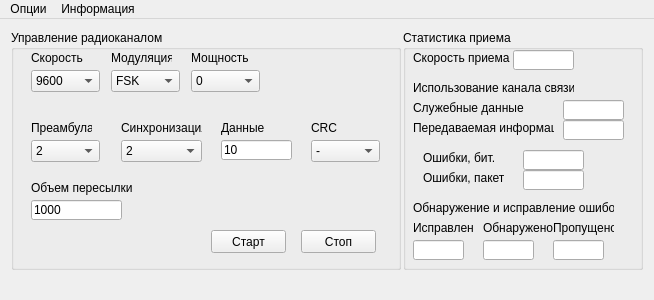
First picture: the form in mainwindow.ui, repository welemir/VarModemStudy, before the edit.
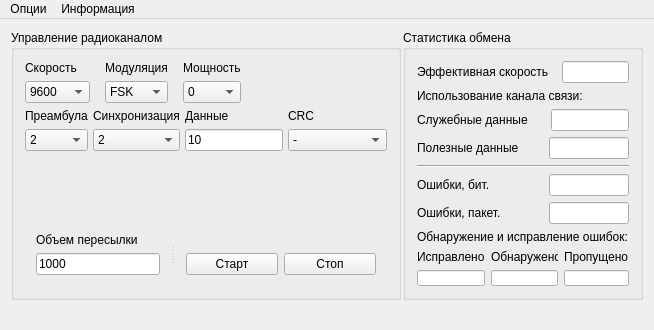
Second picture: the form after the edit.

Commit message: Поправлено главное окно с использованием Spacer-ов и названия полей

```diff
--- a/mainwindow.ui
+++ b/mainwindow.ui
@@ -7,11 +7,11 @@
     <x>0</x>
     <y>0</y>
     <width>654</width>
-    <height>300</height>
+    <height>330</height>
    </rect>
   </property>
   <property name="sizePolicy">
-   <sizepolicy hsizetype="Fixed" vsizetype="MinimumExpanding">
+   <sizepolicy hsizetype="Fixed" vsizetype="Expanding">
     <horstretch>0</horstretch>
     <verstretch>0</verstretch>
    </sizepolicy>
@@ -19,13 +19,13 @@
   <property name="minimumSize">
    <size>
     <width>650</width>
-    <height>300</height>
+    <height>320</height>
    </size>
   </property>
   <property name="maximumSize">
    <size>
-    <width>654</width>
-    <height>300</height>
+    <width>800</width>
+    <height>400</height>
    </size>
   </property>
   <property name="windowTitle">
@@ -50,28 +50,29 @@
       <property name="title">
        <string>Управление радиоканалом</string>
       </property>
+      <layout class="QVBoxLayout" name="verticalLayout_10">
+       <item>
+        <layout class="QHBoxLayout" name="horizontalLayout_2">
+         <property name="spacing">
+          <number>15</number>
+         </property>
+         <item>
+          <layout class="QVBoxLayout" name="verticalLayout_5">
+           <item>
       <widget class="QLabel" name="labelTxSpeed">
-       <property name="geometry">
-        <rect>
-         <x>20</x>
-         <y>20</y>
-         <width>61</width>
-         <height>16</height>
-        </rect>
+             <property name="sizePolicy">
+              <sizepolicy hsizetype="Preferred" vsizetype="Fixed">
+               <horstretch>0</horstretch>
+               <verstretch>0</verstretch>
+              </sizepolicy>
        </property>
        <property name="text">
         <string>Скорость</string>
        </property>
       </widget>
+           </item>
+           <item>
       <widget class="QComboBox" name="comboBoxTxSpeed">
-       <property name="geometry">
-        <rect>
-         <x>20</x>
-         <y>40</y>
-         <width>69</width>
-         <height>22</height>
-        </rect>
-       </property>
        <property name="currentIndex">
         <number>3</number>
        </property>
@@ -106,28 +107,26 @@
         </property>
        </item>
       </widget>
+           </item>
+          </layout>
+         </item>
+         <item>
+          <layout class="QVBoxLayout" name="verticalLayout_6">
+           <item>
       <widget class="QLabel" name="labelTxModulation">
-       <property name="geometry">
-        <rect>
-         <x>100</x>
-         <y>20</y>
-         <width>61</width>
-         <height>16</height>
-        </rect>
+             <property name="sizePolicy">
+              <sizepolicy hsizetype="Preferred" vsizetype="Fixed">
+               <horstretch>0</horstretch>
+               <verstretch>0</verstretch>
+              </sizepolicy>
        </property>
        <property name="text">
         <string>Модуляция</string>
        </property>
       </widget>
+           </item>
+           <item>
       <widget class="QComboBox" name="comboBoxTxModulation">
-       <property name="geometry">
-        <rect>
-         <x>100</x>
-         <y>40</y>
-         <width>69</width>
-         <height>22</height>
-        </rect>
-       </property>
        <property name="currentIndex">
         <number>1</number>
        </property>
@@ -142,28 +141,26 @@
         </property>
        </item>
       </widget>
+           </item>
+          </layout>
+         </item>
+         <item>
+          <layout class="QVBoxLayout" name="verticalLayout_7">
+           <item>
       <widget class="QLabel" name="labelTxOutputPower">
-       <property name="geometry">
-        <rect>
-         <x>180</x>
-         <y>20</y>
-         <width>61</width>
-         <height>16</height>
-        </rect>
+             <property name="sizePolicy">
+              <sizepolicy hsizetype="Preferred" vsizetype="Fixed">
+               <horstretch>0</horstretch>
+               <verstretch>0</verstretch>
+              </sizepolicy>
        </property>
        <property name="text">
         <string>Мощность</string>
        </property>
       </widget>
+           </item>
+           <item>
       <widget class="QComboBox" name="comboBoxTxOutputPower">
-       <property name="geometry">
-        <rect>
-         <x>180</x>
-         <y>40</y>
-         <width>69</width>
-         <height>22</height>
-        </rect>
-       </property>
        <item>
         <property name="text">
          <string>0</string>
@@ -185,28 +182,46 @@
         </property>
        </item>
       </widget>
+           </item>
+          </layout>
+         </item>
+         <item>
+          <spacer name="horizontalSpacer">
+           <property name="orientation">
+            <enum>Qt::Horizontal</enum>
+           </property>
+           <property name="sizeHint" stdset="0">
+            <size>
+             <width>40</width>
+             <height>20</height>
+            </size>
+           </property>
+          </spacer>
+         </item>
+        </layout>
+       </item>
+       <item>
+        <layout class="QHBoxLayout" name="horizontalLayout">
+         <property name="spacing">
+          <number>5</number>
+         </property>
+         <item>
+          <layout class="QVBoxLayout" name="verticalLayout">
+           <item>
       <widget class="QLabel" name="labelTxBitSynch">
-       <property name="geometry">
-        <rect>
-         <x>20</x>
-         <y>90</y>
-         <width>61</width>
-         <height>16</height>
-        </rect>
+             <property name="sizePolicy">
+              <sizepolicy hsizetype="Preferred" vsizetype="Fixed">
+               <horstretch>0</horstretch>
+               <verstretch>0</verstretch>
+              </sizepolicy>
        </property>
        <property name="text">
         <string>Преамбула</string>
        </property>
       </widget>
+           </item>
+           <item>
       <widget class="QComboBox" name="comboBoxTxBitSynch">
-       <property name="geometry">
-        <rect>
-         <x>20</x>
-         <y>110</y>
-         <width>69</width>
-         <height>22</height>
-        </rect>
-       </property>
        <property name="currentIndex">
         <number>1</number>
        </property>
@@ -231,28 +246,26 @@
         </property>
        </item>
       </widget>
+           </item>
+          </layout>
+         </item>
+         <item>
+          <layout class="QVBoxLayout" name="verticalLayout_2">
+           <item>
       <widget class="QLabel" name="labelTxSynch">
-       <property name="geometry">
-        <rect>
-         <x>110</x>
-         <y>90</y>
-         <width>81</width>
-         <height>16</height>
-        </rect>
+             <property name="sizePolicy">
+              <sizepolicy hsizetype="Preferred" vsizetype="Fixed">
+               <horstretch>0</horstretch>
+               <verstretch>0</verstretch>
+              </sizepolicy>
        </property>
        <property name="text">
         <string>Синхронизация</string>
        </property>
       </widget>
+           </item>
+           <item>
       <widget class="QComboBox" name="comboBoxTxSynch">
-       <property name="geometry">
-        <rect>
-         <x>110</x>
-         <y>110</y>
-         <width>81</width>
-         <height>22</height>
-        </rect>
-       </property>
        <item>
         <property name="text">
          <string>2</string>
@@ -269,41 +282,50 @@
         </property>
        </item>
       </widget>
+           </item>
+          </layout>
+         </item>
+         <item>
+          <layout class="QVBoxLayout" name="verticalLayout_4">
+           <item>
       <widget class="QLabel" name="labelTxPacketDataLength">
-       <property name="geometry">
-        <rect>
-         <x>210</x>
-         <y>90</y>
-         <width>61</width>
-         <height>16</height>
-        </rect>
+             <property name="sizePolicy">
+              <sizepolicy hsizetype="Preferred" vsizetype="Fixed">
+               <horstretch>0</horstretch>
+               <verstretch>0</verstretch>
+              </sizepolicy>
        </property>
        <property name="text">
         <string>Данные</string>
        </property>
       </widget>
+           </item>
+           <item>
+            <widget class="QLineEdit" name="lineEditTxPacketDataLength">
+             <property name="text">
+              <string>10</string>
+             </property>
+            </widget>
+           </item>
+          </layout>
+         </item>
+         <item>
+          <layout class="QVBoxLayout" name="verticalLayout_3">
+           <item>
       <widget class="QLabel" name="labelTxCRC">
-       <property name="geometry">
-        <rect>
-         <x>300</x>
-         <y>90</y>
-         <width>61</width>
-         <height>16</height>
-        </rect>
+             <property name="sizePolicy">
+              <sizepolicy hsizetype="Preferred" vsizetype="Fixed">
+               <horstretch>0</horstretch>
+               <verstretch>0</verstretch>
+              </sizepolicy>
        </property>
        <property name="text">
         <string>CRC</string>
        </property>
       </widget>
+           </item>
+           <item>
       <widget class="QComboBox" name="comboBoxTxCRC">
-       <property name="geometry">
-        <rect>
-         <x>300</x>
-         <y>110</y>
-         <width>69</width>
-         <height>22</height>
-        </rect>
-       </property>
        <item>
         <property name="text">
          <string>-</string>
@@ -330,71 +352,97 @@
         </property>
        </item>
       </widget>
+           </item>
+          </layout>
+         </item>
+        </layout>
+       </item>
+       <item>
+        <spacer name="verticalSpacer">
+         <property name="orientation">
+          <enum>Qt::Vertical</enum>
+         </property>
+         <property name="sizeHint" stdset="0">
+          <size>
+           <width>20</width>
+           <height>86</height>
+          </size>
+         </property>
+        </spacer>
+       </item>
+       <item>
+        <widget class="QSplitter" name="splitter">
+         <property name="sizePolicy">
+          <sizepolicy hsizetype="Expanding" vsizetype="Preferred">
+           <horstretch>0</horstretch>
+           <verstretch>0</verstretch>
+          </sizepolicy>
+         </property>
+         <property name="orientation">
+          <enum>Qt::Horizontal</enum>
+         </property>
+         <widget class="QWidget" name="">
+          <layout class="QVBoxLayout" name="verticalLayout_8">
+           <item>
       <widget class="QLabel" name="labelTxTotalDataLength">
-       <property name="geometry">
-        <rect>
-         <x>20</x>
-         <y>150</y>
-         <width>101</width>
-         <height>16</height>
-        </rect>
+             <property name="sizePolicy">
+              <sizepolicy hsizetype="Preferred" vsizetype="Fixed">
+               <horstretch>0</horstretch>
+               <verstretch>0</verstretch>
+              </sizepolicy>
        </property>
        <property name="text">
         <string>Объем пересылки</string>
        </property>
       </widget>
+           </item>
+           <item>
+            <widget class="QLineEdit" name="lineEditTxTotalDataLength">
+             <property name="text">
+              <string>1000</string>
+             </property>
+            </widget>
+           </item>
+          </layout>
+         </widget>
+         <widget class="QWidget" name="">
+          <layout class="QVBoxLayout" name="verticalLayout_9">
+           <item>
+            <spacer name="verticalSpacer_2">
+             <property name="orientation">
+              <enum>Qt::Vertical</enum>
+             </property>
+             <property name="sizeHint" stdset="0">
+              <size>
+               <width>20</width>
+               <height>10</height>
+              </size>
+             </property>
+            </spacer>
+           </item>
+           <item>
+            <layout class="QHBoxLayout" name="horizontalLayout_3">
+             <item>
       <widget class="QPushButton" name="pushButtonTxStart">
-       <property name="geometry">
-        <rect>
-         <x>200</x>
-         <y>200</y>
-         <width>75</width>
-         <height>23</height>
-        </rect>
-       </property>
        <property name="text">
         <string>Старт</string>
        </property>
       </widget>
+             </item>
+             <item>
       <widget class="QPushButton" name="pushButtonTxStop">
-       <property name="geometry">
-        <rect>
-         <x>290</x>
-         <y>200</y>
-         <width>75</width>
-         <height>23</height>
-        </rect>
-       </property>
        <property name="text">
         <string>Стоп</string>
        </property>
       </widget>
-      <widget class="QLineEdit" name="lineEditTxPacketDataLength">
-       <property name="geometry">
-        <rect>
-         <x>210</x>
-         <y>110</y>
-         <width>71</width>
-         <height>20</height>
-        </rect>
-       </property>
-       <property name="text">
-        <string>10</string>
-       </property>
-      </widget>
-      <widget class="QLineEdit" name="lineEditTxTotalDataLength">
-       <property name="geometry">
-        <rect>
-         <x>20</x>
-         <y>170</y>
-         <width>91</width>
-         <height>20</height>
-        </rect>
-       </property>
-       <property name="text">
-        <string>1000</string>
-       </property>
-      </widget>
+             </item>
+            </layout>
+           </item>
+          </layout>
+         </widget>
+        </widget>
+       </item>
+      </layout>
      </widget>
     </item>
     <item>
@@ -412,242 +460,371 @@
        </size>
       </property>
       <property name="title">
-       <string>Статистика приема</string>
+       <string>Статистика обмена</string>
       </property>
+      <layout class="QVBoxLayout" name="verticalLayout_11">
+       <item>
+        <layout class="QHBoxLayout" name="horizontalLayout_8">
+         <item>
       <widget class="QLabel" name="labelRxSpeed">
-       <property name="geometry">
-        <rect>
-         <x>10</x>
-         <y>20</y>
-         <width>101</width>
-         <height>16</height>
-        </rect>
-       </property>
        <property name="text">
-        <string>Скорость приема</string>
-       </property>
-      </widget>
+            <string>Эффективная скорость</string>
+           </property>
+          </widget>
+         </item>
+         <item>
+          <spacer name="horizontalSpacer_4">
+           <property name="orientation">
+            <enum>Qt::Horizontal</enum>
+           </property>
+           <property name="sizeHint" stdset="0">
+            <size>
+             <width>20</width>
+             <height>20</height>
+            </size>
+           </property>
+          </spacer>
+         </item>
+         <item>
       <widget class="QLineEdit" name="lineEditRxSpeed">
-       <property name="geometry">
-        <rect>
-         <x>110</x>
-         <y>20</y>
-         <width>61</width>
-         <height>20</height>
-        </rect>
-       </property>
-       <property name="readOnly">
-        <bool>true</bool>
-       </property>
-      </widget>
-      <widget class="QLineEdit" name="lineEditRxServiceInfoSize">
-       <property name="geometry">
-        <rect>
-         <x>160</x>
-         <y>70</y>
-         <width>61</width>
-         <height>20</height>
-        </rect>
+           <property name="sizePolicy">
+            <sizepolicy hsizetype="Fixed" vsizetype="Fixed">
+             <horstretch>0</horstretch>
+             <verstretch>0</verstretch>
+            </sizepolicy>
+           </property>
+           <property name="minimumSize">
+            <size>
+             <width>50</width>
+             <height>0</height>
+            </size>
+           </property>
+           <property name="maximumSize">
+            <size>
+             <width>80</width>
+             <height>16777215</height>
+            </size>
        </property>
        <property name="readOnly">
         <bool>true</bool>
        </property>
       </widget>
+         </item>
+        </layout>
+       </item>
+       <item>
+        <widget class="QLabel" name="labelRxCnannelUtilization">
+         <property name="text">
+          <string>Использование канала связи:</string>
+         </property>
+        </widget>
+       </item>
+       <item>
+        <layout class="QHBoxLayout" name="horizontalLayout_7">
+         <item>
       <widget class="QLabel" name="labelRxServiceInfoSize">
-       <property name="geometry">
-        <rect>
-         <x>10</x>
-         <y>70</y>
-         <width>141</width>
-         <height>16</height>
-        </rect>
-       </property>
        <property name="text">
         <string>Служебные данные</string>
        </property>
       </widget>
-      <widget class="QLineEdit" name="lineEditRxSPayloadInfoSize">
-       <property name="geometry">
-        <rect>
-         <x>160</x>
-         <y>90</y>
-         <width>61</width>
+         </item>
+         <item>
+          <spacer name="horizontalSpacer_3">
+           <property name="orientation">
+            <enum>Qt::Horizontal</enum>
+           </property>
+           <property name="sizeHint" stdset="0">
+            <size>
+             <width>20</width>
          <height>20</height>
-        </rect>
+            </size>
+           </property>
+          </spacer>
+         </item>
+         <item>
+          <widget class="QLineEdit" name="lineEditRxServiceInfoSize">
+           <property name="sizePolicy">
+            <sizepolicy hsizetype="Fixed" vsizetype="Fixed">
+             <horstretch>0</horstretch>
+             <verstretch>0</verstretch>
+            </sizepolicy>
+           </property>
+           <property name="minimumSize">
+            <size>
+             <width>50</width>
+             <height>0</height>
+            </size>
+           </property>
+           <property name="maximumSize">
+            <size>
+             <width>80</width>
+             <height>16777215</height>
+            </size>
        </property>
        <property name="readOnly">
         <bool>true</bool>
        </property>
       </widget>
+         </item>
+        </layout>
+       </item>
+       <item>
+        <layout class="QHBoxLayout" name="horizontalLayout_4">
+         <item>
       <widget class="QLabel" name="labelRxPayloadInfoSize">
-       <property name="geometry">
-        <rect>
-         <x>10</x>
-         <y>90</y>
-         <width>141</width>
-         <height>16</height>
-        </rect>
-       </property>
        <property name="text">
-        <string>Передаваемая информация</string>
-       </property>
-      </widget>
-      <widget class="QLineEdit" name="lineEditRxBER">
-       <property name="geometry">
-        <rect>
-         <x>120</x>
-         <y>120</y>
-         <width>61</width>
+            <string>Полезные данные</string>
+           </property>
+          </widget>
+         </item>
+         <item>
+          <spacer name="horizontalSpacer_2">
+           <property name="orientation">
+            <enum>Qt::Horizontal</enum>
+           </property>
+           <property name="sizeHint" stdset="0">
+            <size>
+             <width>20</width>
          <height>20</height>
-        </rect>
+            </size>
+           </property>
+          </spacer>
+         </item>
+         <item>
+          <widget class="QLineEdit" name="lineEditRxSPayloadInfoSize">
+           <property name="sizePolicy">
+            <sizepolicy hsizetype="Fixed" vsizetype="Fixed">
+             <horstretch>0</horstretch>
+             <verstretch>0</verstretch>
+            </sizepolicy>
+           </property>
+           <property name="minimumSize">
+            <size>
+             <width>50</width>
+             <height>0</height>
+            </size>
+           </property>
+           <property name="maximumSize">
+            <size>
+             <width>80</width>
+             <height>16777215</height>
+            </size>
        </property>
        <property name="readOnly">
         <bool>true</bool>
        </property>
       </widget>
+         </item>
+        </layout>
+       </item>
+       <item>
+        <widget class="Line" name="line">
+         <property name="sizePolicy">
+          <sizepolicy hsizetype="Expanding" vsizetype="Fixed">
+           <horstretch>0</horstretch>
+           <verstretch>0</verstretch>
+          </sizepolicy>
+         </property>
+         <property name="orientation">
+          <enum>Qt::Horizontal</enum>
+         </property>
+        </widget>
+       </item>
+       <item>
+        <spacer name="verticalSpacer_3">
+         <property name="orientation">
+          <enum>Qt::Vertical</enum>
+         </property>
+         <property name="sizeHint" stdset="0">
+          <size>
+           <width>20</width>
+           <height>40</height>
+          </size>
+         </property>
+        </spacer>
+       </item>
+       <item>
+        <layout class="QHBoxLayout" name="horizontalLayout_9">
+         <item>
       <widget class="QLabel" name="labelRxBER">
-       <property name="geometry">
-        <rect>
-         <x>20</x>
-         <y>120</y>
-         <width>71</width>
-         <height>16</height>
-        </rect>
-       </property>
        <property name="text">
         <string>Ошибки, бит.</string>
        </property>
       </widget>
-      <widget class="QLineEdit" name="lineEditRxPER">
-       <property name="geometry">
-        <rect>
-         <x>120</x>
-         <y>140</y>
-         <width>61</width>
+         </item>
+         <item>
+          <spacer name="horizontalSpacer_5">
+           <property name="orientation">
+            <enum>Qt::Horizontal</enum>
+           </property>
+           <property name="sizeHint" stdset="0">
+            <size>
+             <width>20</width>
          <height>20</height>
-        </rect>
+            </size>
+           </property>
+          </spacer>
+         </item>
+         <item>
+          <widget class="QLineEdit" name="lineEditRxBER">
+           <property name="sizePolicy">
+            <sizepolicy hsizetype="Fixed" vsizetype="Fixed">
+             <horstretch>0</horstretch>
+             <verstretch>0</verstretch>
+            </sizepolicy>
+           </property>
+           <property name="minimumSize">
+            <size>
+             <width>50</width>
+             <height>0</height>
+            </size>
+           </property>
+           <property name="maximumSize">
+            <size>
+             <width>80</width>
+             <height>16777215</height>
+            </size>
        </property>
        <property name="readOnly">
         <bool>true</bool>
        </property>
       </widget>
+         </item>
+        </layout>
+       </item>
+       <item>
+        <layout class="QHBoxLayout" name="horizontalLayout_10">
+         <item>
       <widget class="QLabel" name="labelRxPER">
-       <property name="geometry">
-        <rect>
-         <x>20</x>
-         <y>140</y>
-         <width>81</width>
-         <height>16</height>
-        </rect>
-       </property>
        <property name="text">
         <string>Ошибки, пакет.</string>
        </property>
       </widget>
-      <widget class="QLineEdit" name="lineEditRxCorrectedErrorsCount">
-       <property name="geometry">
-        <rect>
-         <x>10</x>
-         <y>210</y>
-         <width>51</width>
+         </item>
+         <item>
+          <spacer name="horizontalSpacer_6">
+           <property name="orientation">
+            <enum>Qt::Horizontal</enum>
+           </property>
+           <property name="sizeHint" stdset="0">
+            <size>
+             <width>20</width>
          <height>20</height>
-        </rect>
+            </size>
+           </property>
+          </spacer>
+         </item>
+         <item>
+          <widget class="QLineEdit" name="lineEditRxPER">
+           <property name="sizePolicy">
+            <sizepolicy hsizetype="Fixed" vsizetype="Fixed">
+             <horstretch>0</horstretch>
+             <verstretch>0</verstretch>
+            </sizepolicy>
+           </property>
+           <property name="minimumSize">
+            <size>
+             <width>50</width>
+             <height>0</height>
+            </size>
+           </property>
+           <property name="maximumSize">
+            <size>
+             <width>80</width>
+             <height>16777215</height>
+            </size>
        </property>
        <property name="readOnly">
         <bool>true</bool>
        </property>
       </widget>
+         </item>
+        </layout>
+       </item>
+       <item>
+        <widget class="QLabel" name="labelRxErrorDetectionAndCorrection">
+         <property name="text">
+          <string>Обнаружение и исправление ошибок:</string>
+         </property>
+        </widget>
+       </item>
+       <item>
+        <layout class="QHBoxLayout" name="horizontalLayout_6">
+         <item>
+          <layout class="QVBoxLayout" name="verticalLayout_14">
+           <item>
       <widget class="QLabel" name="labelRxCorrectedErrorsCount">
-       <property name="geometry">
-        <rect>
-         <x>10</x>
-         <y>190</y>
-         <width>61</width>
-         <height>16</height>
-        </rect>
+             <property name="sizePolicy">
+              <sizepolicy hsizetype="Preferred" vsizetype="Fixed">
+               <horstretch>0</horstretch>
+               <verstretch>0</verstretch>
+              </sizepolicy>
        </property>
        <property name="text">
         <string>Исправлено</string>
        </property>
       </widget>
+           </item>
+           <item>
+            <widget class="QLineEdit" name="lineEditRxCorrectedErrorsCount">
+             <property name="readOnly">
+              <bool>true</bool>
+             </property>
+            </widget>
+           </item>
+          </layout>
+         </item>
+         <item>
+          <layout class="QVBoxLayout" name="verticalLayout_13">
+           <item>
       <widget class="QLabel" name="labelRxDetectedErrorsCount">
-       <property name="geometry">
-        <rect>
-         <x>80</x>
-         <y>190</y>
-         <width>71</width>
-         <height>16</height>
-        </rect>
+             <property name="sizePolicy">
+              <sizepolicy hsizetype="Preferred" vsizetype="Fixed">
+               <horstretch>0</horstretch>
+               <verstretch>0</verstretch>
+              </sizepolicy>
        </property>
        <property name="text">
         <string>Обнаружено</string>
        </property>
       </widget>
+           </item>
+           <item>
       <widget class="QLineEdit" name="lineEditRxDetectedErrorsCount">
-       <property name="geometry">
-        <rect>
-         <x>80</x>
-         <y>210</y>
-         <width>51</width>
-         <height>20</height>
-        </rect>
-       </property>
        <property name="readOnly">
         <bool>true</bool>
        </property>
       </widget>
-      <widget class="QLineEdit" name="lineEditRxMissedErrorsCount">
-       <property name="geometry">
-        <rect>
-         <x>150</x>
-         <y>210</y>
-         <width>51</width>
-         <height>20</height>
-        </rect>
-       </property>
-       <property name="readOnly">
-        <bool>true</bool>
-       </property>
-      </widget>
+           </item>
+          </layout>
+         </item>
+         <item>
+          <layout class="QVBoxLayout" name="verticalLayout_12">
+           <item>
       <widget class="QLabel" name="labelRxMissedErrorsCount">
-       <property name="geometry">
-        <rect>
-         <x>150</x>
-         <y>190</y>
-         <width>61</width>
-         <height>16</height>
-        </rect>
+             <property name="sizePolicy">
+              <sizepolicy hsizetype="Preferred" vsizetype="Fixed">
+               <horstretch>0</horstretch>
+               <verstretch>0</verstretch>
+              </sizepolicy>
        </property>
        <property name="text">
         <string>Пропущено</string>
        </property>
       </widget>
-      <widget class="QLabel" name="labelRxCnannelUtilization">
-       <property name="geometry">
-        <rect>
-         <x>10</x>
-         <y>50</y>
-         <width>161</width>
-         <height>16</height>
-        </rect>
-       </property>
-       <property name="text">
-        <string>Использование канала связи:</string>
-       </property>
-      </widget>
-      <widget class="QLabel" name="labelRxErrorDetectionAndCorrection">
-       <property name="geometry">
-        <rect>
-         <x>10</x>
-         <y>170</y>
-         <width>201</width>
-         <height>16</height>
-        </rect>
-       </property>
-       <property name="text">
-        <string>Обнаружение и исправление ошибок:</string>
-       </property>
-      </widget>
+           </item>
+           <item>
+            <widget class="QLineEdit" name="lineEditRxMissedErrorsCount">
+             <property name="readOnly">
+              <bool>true</bool>
+             </property>
+            </widget>
+           </item>
+          </layout>
+         </item>
+        </layout>
+       </item>
+      </layout>
      </widget>
     </item>
    </layout>
```
Lines whose indentation alone changed are shown as unchanged.
